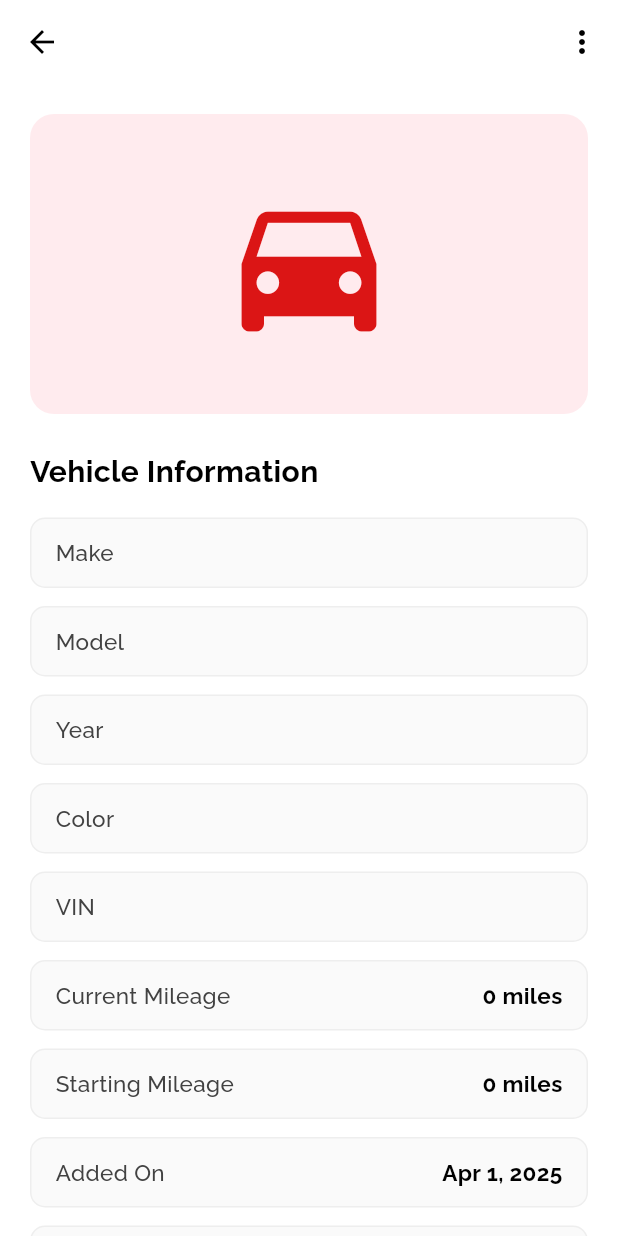
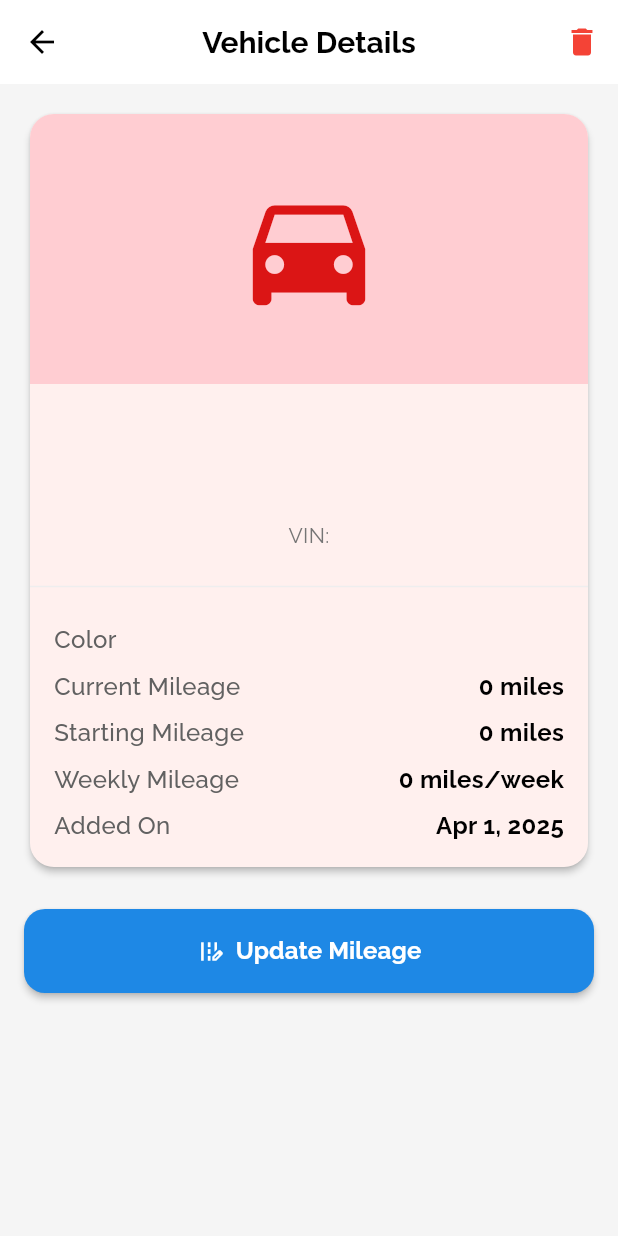
Before and after one commit to jayb24/carlogixmobile, a Flutter app: the VehicleDetailsPage screen opened directly with empty values, on a phone screen of 412 x 824 dp. Run offline on Flutter 3.47's test engine with Material 3 defaults, Android fonts, the phone set to English and light mode, and no system bars; our stand-ins replace flutter_secure_storage, fluttertoast, google_fonts; accounts and stored records are empty.

Commit message:
reformatted vehicle details

```diff
--- a/lib/pages/vehicle/vehicle_details.dart
+++ b/lib/pages/vehicle/vehicle_details.dart
@@ -85,6 +85,57 @@ class _VehicleDetailsPageState extends State<VehicleDetailsPage> {
     return rate.round().toString();
   }
 
+  // Add this method to determine vehicle type
+  IconData _getVehicleIcon() {
+    // Get make and model
+    final make = (_vehicle['make'] ?? '').toString().toLowerCase();
+    final model = (_vehicle['model'] ?? '').toString().toLowerCase();
+
+    // List of common SUV keywords
+    final suvKeywords = [
+      'suv', 'crossover', 'cr-v', 'crv', 'rav4', 'equinox', 'explorer', 'highlander',
+      'pilot', 'tahoe', 'suburban', 'expedition', 'outback', 'forester', 'pathfinder',
+      'x5', 'q5', 'gx', 'lx', 'rx', 'nx', 'suburban', 'escape', 'edge', 'traverse',
+      'sorento', 'sportage', 'tucson', 'santa fe', 'rogue', 'murano', 'cross'
+    ];
+
+    // List of common truck keywords
+    final truckKeywords = [
+      'truck', 'pickup', 'f-150', 'f150', 'silverado', 'sierra', 'ram', 'ranger',
+      'tundra', 'tacoma', 'frontier', 'colorado', 'canyon', 'ridgeline', 'titan'
+    ];
+
+    // List of common van/minivan keywords
+    final vanKeywords = [
+      'van', 'minivan', 'sienna', 'odyssey', 'pacifica', 'carnival', 'sedona',
+      'grand caravan', 'transit', 'express', 'voyager', 'caravan', 'nv200'
+    ];
+
+    // Check for SUV
+    for (final keyword in suvKeywords) {
+      if (model.contains(keyword) || make.contains(keyword)) {
+        return Icons.directions_car_filled;
+      }
+    }
+
+    // Check for truck
+    for (final keyword in truckKeywords) {
+      if (model.contains(keyword) || make.contains(keyword)) {
+        return Icons.local_shipping;
+      }
+    }
+
+    // Check for van
+    for (final keyword in vanKeywords) {
+      if (model.contains(keyword) || make.contains(keyword)) {
+        return Icons.airport_shuttle;
+      }
+    }
+
+    // Default to sedan/regular car
+    return Icons.directions_car;
+  }
+
   @override
   Widget build(BuildContext context) {
     // Extract and format vehicle data
@@ -106,12 +157,12 @@ class _VehicleDetailsPageState extends State<VehicleDetailsPage> {
         return false;
       },
       child: Scaffold(
-        backgroundColor: Colors.white,
+        backgroundColor: Colors.grey.shade100,
         appBar: AppBar(
           backgroundColor: Colors.white,
           elevation: 0,
           title: Text(
-            '$year $make $model',
+            'Vehicle Details',
             style: GoogleFonts.raleway(
               textStyle: const TextStyle(
                 color: Colors.black,
@@ -126,180 +177,170 @@ class _VehicleDetailsPageState extends State<VehicleDetailsPage> {
             onPressed: () => Navigator.pop(context, _vehicleWasUpdated),
           ),
           actions: [
-            PopupMenuButton<String>(
-              icon: const Icon(Icons.more_vert, color: Colors.black),
-              onSelected: (value) {
-                switch (value) {
-                  case 'edit':
-                    ScaffoldMessenger.of(context).showSnackBar(
-                      const SnackBar(content: Text('Edit vehicle coming soon!'))
-                    );
-                  case 'delete':
-                    _showDeleteConfirmation();
-                }
-              },
-              itemBuilder: (BuildContext context) => [
-                const PopupMenuItem<String>(
-                  value: 'edit',
-                  child: Row(
-                    children: [
-                      Icon(Icons.edit, color: Colors.black),
-                      SizedBox(width: 8),
-                      Text('Edit Vehicle')
+            // Replace the PopupMenuButton with a simple IconButton for delete
+            IconButton(
+              icon: const Icon(Icons.delete, color: Colors.red),
+              onPressed: () => _showDeleteConfirmation(),
+              tooltip: 'Delete Vehicle',
+            ),
           ],
         ),
+        body: _isLoading
+            ? const Center(child: CircularProgressIndicator())
+            : SingleChildScrollView(
+                padding: const EdgeInsets.all(16),
+                child: Column(
+                  children: [
+                    // Main Vehicle Card
+                    Card(
+                      elevation: 2,
+                      shape: RoundedRectangleBorder(
+                        borderRadius: BorderRadius.circular(16),
                       ),
-                PopupMenuItem<String>(
-                  value: 'delete',
-                  child: Row(
+                      child: Column(
+                        crossAxisAlignment: CrossAxisAlignment.stretch,
                         children: [
-                      Icon(Icons.delete, color: Colors.red),
-                      const SizedBox(width: 8),
-                      Text('Delete Vehicle', style: TextStyle(color: Colors.red))
+                          // Car Icon
+                          Container(
+                            height: 180,
+                            decoration: BoxDecoration(
+                              color: Colors.red.shade100,
+                              borderRadius: const BorderRadius.vertical(
+                                top: Radius.circular(16),
+                              ),
+                            ),
+                            child: Center(
+                              child: Icon(
+                                _getVehicleIcon(), // Use the dynamic method to determine icon
+                                color: const Color.fromARGB(255, 219, 21, 21),
+                                size: 100,
+                              ),
+                            ),
+                          ),
+
+                          // Vehicle Name
+                          Padding(
+                            padding: const EdgeInsets.fromLTRB(16, 16, 16, 0),
+                            child: Text(
+                              '$make $model',
+                              style: GoogleFonts.raleway(
+                                textStyle: const TextStyle(
+                                  fontSize: 24,
+                                  fontWeight: FontWeight.bold,
+                                ),
+                              ),
+                              textAlign: TextAlign.center,
+                            ),
+                          ),
+
+                          // Year
+                          Padding(
+                            padding: const EdgeInsets.fromLTRB(16, 8, 16, 0),
+                            child: Text(
+                              year,
+                              style: GoogleFonts.raleway(
+                                textStyle: TextStyle(
+                                  fontSize: 20,
+                                  color: Colors.grey.shade700,
+                                ),
+                              ),
+                              textAlign: TextAlign.center,
+                            ),
+                          ),
+
+                          // VIN
+                          Padding(
+                            padding: const EdgeInsets.fromLTRB(16, 4, 16, 16),
+                            child: Text(
+                              'VIN: $vin',
+                              style: GoogleFonts.raleway(
+                                textStyle: TextStyle(
+                                  fontSize: 14,
+                                  color: Colors.grey.shade600,
+                                ),
+                              ),
+                              textAlign: TextAlign.center,
+                            ),
+                          ),
+
+                          // Divider
+                          Divider(thickness: 1, color: Colors.grey.shade200),
+
+                          // Vehicle Details
+                          Padding(
+                            padding: const EdgeInsets.all(16),
+                            child: Column(
+                              crossAxisAlignment: CrossAxisAlignment.start,
+                              children: [
+                                _buildDetailRow('Color', color),
+                                const SizedBox(height: 8),
+                                _buildDetailRow('Current Mileage', '$totalMileage miles'),
+                                const SizedBox(height: 8),
+                                _buildDetailRow('Starting Mileage', '$startingMileage miles'),
+                                const SizedBox(height: 8),
+                                _buildDetailRow('Weekly Mileage', '$rateOfChange miles/week'),
+                                const SizedBox(height: 8),
+                                _buildDetailRow('Added On', addedAt),
+                                if (_vehicle['updatedAt'] != null && _vehicle['updatedAt'] != _vehicle['addedAt'])
+                                  Column(
+                                    children: [
+                                      const SizedBox(height: 8),
+                                      _buildDetailRow('Last Updated', updatedAt),
+                                    ],
+                                  ),
                               ],
                             ),
                           ),
                         ],
                       ),
-          ],
                     ),
-        body: _isLoading
-            ? const Center(child: CircularProgressIndicator())
-            : ListView(
-                padding: const EdgeInsets.all(20),
-                children: [
-                  // Vehicle image/icon card
-                  Container(
-                    width: double.infinity,
-                    height: 200,
-                    decoration: BoxDecoration(
-                      color: Colors.red.shade50,
-                      borderRadius: BorderRadius.circular(16),
+
+                    // Update Mileage Button
+                    const SizedBox(height: 24),
+                    ElevatedButton.icon(
+                      style: ElevatedButton.styleFrom(
+                        backgroundColor: Colors.blue.shade600,
+                        foregroundColor: Colors.white,
+                        padding: const EdgeInsets.symmetric(vertical: 16, horizontal: 24),
+                        shape: RoundedRectangleBorder(
+                          borderRadius: BorderRadius.circular(14),
                         ),
-                    child: const Center(
-                      child: Icon(
-                        Icons.directions_car,
-                        color: Color.fromARGB(255, 219, 21, 21),
-                        size: 120,
+                        elevation: 2,
+                        minimumSize: const Size(double.infinity, 56),
+                      ),
+                      icon: const Icon(Icons.edit_road),
+                      label: Text(
+                        'Update Mileage',
+                        style: GoogleFonts.raleway(
+                          textStyle: const TextStyle(
+                            fontWeight: FontWeight.bold,
+                            fontSize: 16,
                           ),
                         ),
                       ),
-                  const SizedBox(height: 24),
-
-                  // Vehicle stats section
-                  Text(
-                    'Vehicle Information',
-                    style: GoogleFonts.raleway(
-                      textStyle: const TextStyle(
-                        color: Colors.black,
-                        fontWeight: FontWeight.bold,
-                        fontSize: 20,
-                      ),
-                    ),
-                  ),
-                  const SizedBox(height: 16),
-
-                  // Vehicle information cards
-                  _buildInfoCard('Make', make),
-                  _buildInfoCard('Model', model),
-                  _buildInfoCard('Year', year),
-                  _buildInfoCard('Color', color),
-                  _buildInfoCard('VIN', vin),
-                  _buildInfoCard('Current Mileage', '$totalMileage miles'),
-                  _buildInfoCard('Starting Mileage', '$startingMileage miles'),
-                  _buildInfoCard('Added On', addedAt),
-                  if (_vehicle['updatedAt'] != null && _vehicle['updatedAt'] != _vehicle['addedAt'])
-                    _buildInfoCard('Last Updated', updatedAt),
-                  _buildInfoCard('Weekly Mileage', '$rateOfChange miles/week'),
-
-                  const SizedBox(height: 24),
-
-                  // Action buttons section
-                  Text(
-                    'Actions',
-                    style: GoogleFonts.raleway(
-                      textStyle: const TextStyle(
-                        color: Colors.black,
-                        fontWeight: FontWeight.bold,
-                        fontSize: 20,
-                      ),
-                    ),
-                  ),
-                  const SizedBox(height: 16),
-
-                  // Update mileage button
-                  _buildActionButton(
-                    'Update Mileage',
-                    Icons.edit_road,
-                    Colors.blue.shade50,
-                    Colors.blue.shade800,
-                    () {
+                      onPressed: () {
                         _showUpdateMileageDialog();
                       },
                     ),
 
-                  // Update weekly mileage button
-                  _buildActionButton(
-                    'Update Weekly Mileage Estimate',
-                    Icons.calendar_month,
-                    Colors.teal.shade50,
-                    Colors.teal.shade800,
-                    () {
-                      _showUpdateWeeklyMileageDialog();
-                    },
+                    const SizedBox(height: 24),
+                  ],
                 ),
-
-                  // Add maintenance button
-                  _buildActionButton(
-                    'Add Maintenance Record',
-                    Icons.build_circle,
-                    Colors.amber.shade50,
-                    Colors.amber.shade800,
-                    () {
-                      ScaffoldMessenger.of(context).showSnackBar(
-                        const SnackBar(content: Text('Add maintenance coming soon!'))
-                      );
-                    },
-                  ),
-
-                  // View service history button
-                  _buildActionButton(
-                    'View Service History',
-                    Icons.history,
-                    Colors.green.shade50,
-                    Colors.green.shade800,
-                    () {
-                      ScaffoldMessenger.of(context).showSnackBar(
-                        const SnackBar(content: Text('Service history coming soon!'))
-                      );
-                    },
-                  ),
-
-                  const SizedBox(height: 40),
-                ],
               ),
       ),
     );
   }
 
-  Widget _buildInfoCard(String label, String value) {
-    return Container(
-      margin: const EdgeInsets.only(bottom: 12),
-      padding: const EdgeInsets.symmetric(horizontal: 16, vertical: 12),
-      decoration: BoxDecoration(
-        color: Colors.grey.shade50,
-        borderRadius: BorderRadius.circular(10),
-        border: Border.all(color: Colors.grey.shade200),
-      ),
-      child: Row(
+  Widget _buildDetailRow(String label, String value) {
+    return Row(
       mainAxisAlignment: MainAxisAlignment.spaceBetween,
       children: [
         Text(
           label,
           style: GoogleFonts.raleway(
             textStyle: TextStyle(
-                color: Colors.grey.shade800,
-                fontSize: 15,
+              color: Colors.grey.shade700,
+              fontSize: 16,
               fontWeight: FontWeight.w500,
             ),
           ),
@@ -309,48 +350,12 @@ class _VehicleDetailsPageState extends State<VehicleDetailsPage> {
           style: GoogleFonts.raleway(
             textStyle: const TextStyle(
               color: Colors.black,
-                fontSize: 15,
+              fontSize: 16,
               fontWeight: FontWeight.bold,
             ),
           ),
         ),
       ],
-      ),
-    );
-  }
-
-  Widget _buildActionButton(
-    String label,
-    IconData icon,
-    Color backgroundColor,
-    Color textColor,
-    VoidCallback onPressed,
-  ) {
-    return Container(
-      margin: const EdgeInsets.only(bottom: 12),
-      width: double.infinity,
-      child: ElevatedButton.icon(
-        style: ElevatedButton.styleFrom(
-          backgroundColor: backgroundColor,
-          foregroundColor: textColor,
-          padding: const EdgeInsets.symmetric(vertical: 16),
-          shape: RoundedRectangleBorder(
-            borderRadius: BorderRadius.circular(14),
-          ),
-          elevation: 0,
-        ),
-        icon: Icon(icon),
-        label: Text(
-          label,
-          style: GoogleFonts.raleway(
-            textStyle: const TextStyle(
-              fontWeight: FontWeight.bold,
-              fontSize: 16,
-            ),
-          ),
-        ),
-        onPressed: onPressed,
-      ),
     );
   }
 
@@ -685,170 +690,6 @@ class _VehicleDetailsPageState extends State<VehicleDetailsPage> {
     }
   }
 
-  void _showUpdateWeeklyMileageDialog() {
-    // Extract current weekly mileage
-    final currentWeeklyMileage = _formatRateOfChange(_vehicle['rateOfChange']);
 
-    // Use a temporary variable to store the mileage input
-    String weeklyMileageInput = currentWeeklyMileage;
-    String? errorMessage;
 
-    showDialog<void>(
-      context: context,
-      barrierDismissible: true,
-      builder: (BuildContext dialogContext) {
-        return StatefulBuilder(
-          builder: (context, setState) {
-            return AlertDialog(
-              shape: RoundedRectangleBorder(
-                borderRadius: BorderRadius.circular(16),
-              ),
-              title: Text(
-                'Update Weekly Mileage',
-                style: GoogleFonts.raleway(
-                  textStyle: const TextStyle(
-                    fontWeight: FontWeight.bold,
-                  ),
-                ),
-              ),
-              content: Column(
-                mainAxisSize: MainAxisSize.min,
-                crossAxisAlignment: CrossAxisAlignment.start,
-                children: [
-                  Text(
-                    'How many miles do you drive per week on average?',
-                    style: GoogleFonts.raleway(),
-                  ),
-                  const SizedBox(height: 16),
-
-                  TextField(
-                    controller: null, // No controller needed
-                    keyboardType: TextInputType.number,
-                    onChanged: (value) {
-                      // Update the local variable directly
-                      weeklyMileageInput = value;
-
-                      // Validate inline
-                      if (value.isEmpty) {
-                        setState(() => errorMessage = 'Please enter your weekly mileage');
-                      } else {
-                        final mileage = int.tryParse(value);
-                        if (mileage == null) {
-                          setState(() => errorMessage = 'Please enter a valid number');
-                        } else if (mileage < 0) {
-                          setState(() => errorMessage = 'Weekly mileage cannot be negative');
-                        } else {
-                          setState(() => errorMessage = null);
 }
-                      }
-                    },
-                    decoration: InputDecoration(
-                      labelText: 'Weekly Mileage',
-                      filled: true,
-                      fillColor: Colors.grey.shade50,
-                      border: OutlineInputBorder(
-                        borderRadius: BorderRadius.circular(10),
-                        borderSide: BorderSide(color: Colors.grey.shade300),
-                      ),
-                      suffixText: 'miles/week',
-                      errorText: errorMessage,
-                      hintText: currentWeeklyMileage,
-                    ),
-                  ),
-                ],
-              ),
-              actions: [
-                TextButton(
-                  child: Text(
-                    'Cancel',
-                    style: GoogleFonts.raleway(
-                      textStyle: const TextStyle(
-                        color: Colors.black,
-                        fontWeight: FontWeight.bold,
-                      ),
-                    ),
-                  ),
-                  onPressed: () {
-                    Navigator.of(dialogContext).pop();
-                  },
-                ),
-                TextButton(
-                  child: Text(
-                    'Update',
-                    style: GoogleFonts.raleway(
-                      textStyle: TextStyle(
-                        color: Colors.teal.shade800,
-                        fontWeight: FontWeight.bold,
-                      ),
-                    ),
-                  ),
-                  onPressed: () {
-                    // Validate before submitting
-                    final weeklyMileage = int.tryParse(weeklyMileageInput);
-                    if (weeklyMileage == null) {
-                      setState(() => errorMessage = 'Please enter a valid number');
-                      return;
-                    }
-
-                    if (weeklyMileage < 0) {
-                      setState(() => errorMessage = 'Weekly mileage cannot be negative');
-                      return;
-                    }
-
-                    Navigator.of(dialogContext).pop();
-
-                    // Update weekly mileage
-                    _updateWeeklyMileage(weeklyMileage);
-                  },
-                ),
-              ],
-            );
-          },
-        );
-      },
-    );
-  }
-
-  Future<void> _updateWeeklyMileage(int weeklyMileage) async {
-    setState(() {
-      _isLoading = true;
-    });
-
-    try {
-      final carId = _vehicle['_id'];
-      if (carId == null) {
-        throw Exception('Vehicle ID is missing');
-      }
-
-      // Update the vehicle locally for now (you can add an API method later)
-      setState(() {
-        _vehicle['rateOfChange'] = weeklyMileage;
-        _isLoading = false;
-      });
-
-      ScaffoldMessenger.of(context).showSnackBar(
-        const SnackBar(
-          content: Text('Weekly mileage estimate updated'),
-          backgroundColor: Colors.green,
-        ),
-      );
-
-      // Mark that the vehicle was updated
-      _vehicleWasUpdated = true;
-
-    } catch (e) {
-      setState(() {
-        _isLoading = false;
-      });
-
-      if (!mounted) return;
-
-      ScaffoldMessenger.of(context).showSnackBar(
-        SnackBar(
-          content: Text('Error: ${e.toString()}'),
-          backgroundColor: Colors.red,
-        ),
-      );
-    }
-  }
-}
```
Lines whose indentation alone changed are shown as unchanged.
